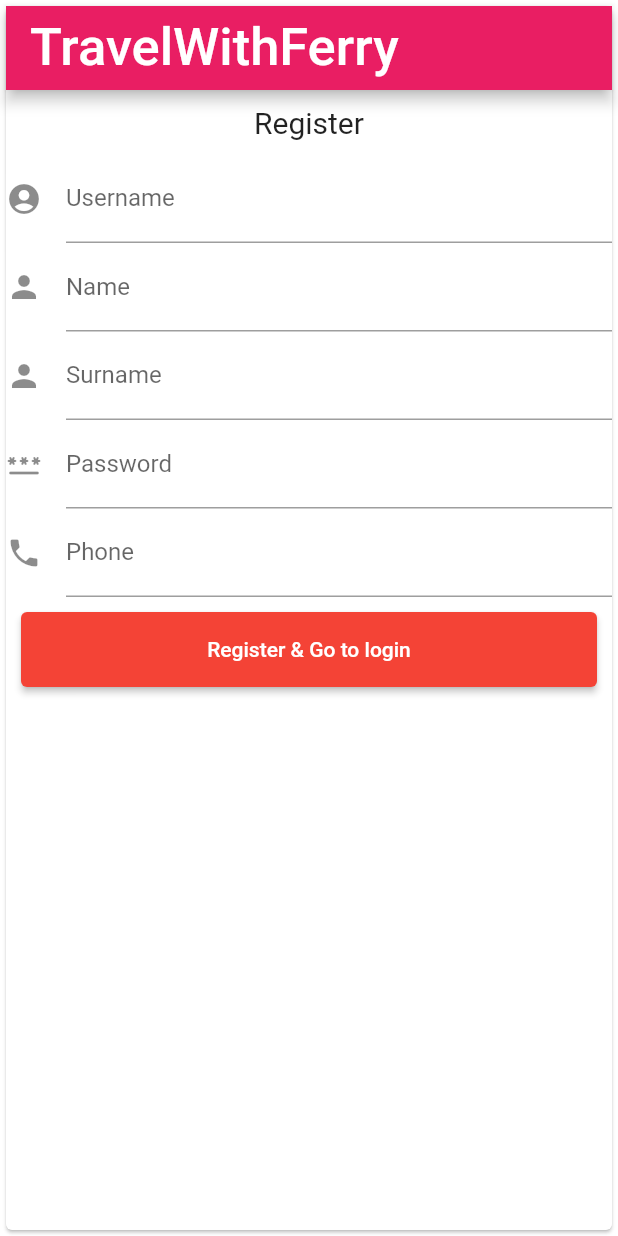
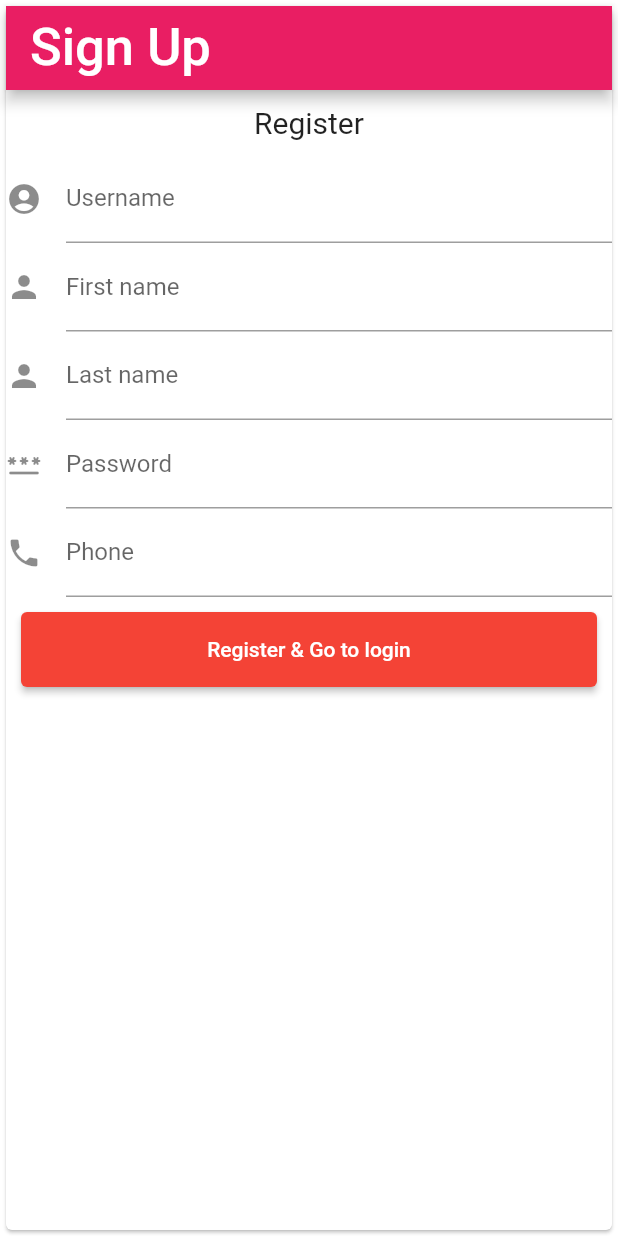
Before and after one commit to AhmadAyman089/ferry_ticket_application, a Flutter app: the screen it shows after launch, after a tap on "Sign up", on a phone screen of 412 x 824 dp. Run offline on Flutter 3.47's test engine with Material 2 defaults, Android fonts, the light colour scheme and no system bars; our stand-ins replace sqflite; missing offline and left inert: dart:ffi; accounts and stored records are empty.

```diff
--- a/lib/models/user.dart
+++ b/lib/models/user.dart
@@ -50,7 +50,7 @@
   // Override the toString method to provide a string representation of a User object.
   @override
   String toString() {
-    return 'User(userId: $userId, firstName: $firstName, lastName: $lastName, '
-        'username: $username, password: $password, mobileNumber: $mobileNumber)';
+    return 'User(user_id: $userId, f_name: $firstName, l_name: $lastName, '
+        'username: $username, password: $password, mobilehp: $mobileNumber)';
   }
 }
--- a/lib/pages/home_page.dart
+++ b/lib/pages/home_page.dart
@@ -20,7 +20,7 @@
   @override
   Widget build(BuildContext context) {
     return Container(
-        color: Colors.white, child: Image.asset('assets/ferrylogo.jpg'));
+        color: Colors.white, child: Image.asset('assets/ferrylogo.png'));
   }
 }
 
--- a/lib/pages/login.dart
+++ b/lib/pages/login.dart
@@ -29,7 +29,7 @@
           Container(
               color: Colors.white,
               height: 200.0,
-              child: Image.asset('assets/ferrylogo.jpg')),
+              child: Image.asset('assets/ferrylogo.png')),
           Container(
               alignment: Alignment.center,
               child: const Text(
@@ -92,11 +92,11 @@
     if (isLoginValid == true) {
       String userID =
           await db.getUserID(nameController.text, passwordController.text);
-      //await Navigator.pushReplacement(
-        //context,
-       // MaterialPageRoute(builder: (context) => Bookings(userID: userID)),
+      await Navigator.pushReplacement(
+        context,
+       MaterialPageRoute(builder: (context) => Bookings(userID: userID)),
 
-      //);
+      );
 
       //TODO: Replace ViewBookingForm with the screen where you can manage bookings.
       return true;
--- a/lib/pages/sign_in.dart
+++ b/lib/pages/sign_in.dart
@@ -5,6 +5,7 @@
 import 'package:ferry_ticket_application/services/database_service.dart';
 
 
+import 'home_page.dart';
 import 'login.dart';
 
 class SigninForm extends StatefulWidget {
@@ -15,8 +16,10 @@
 }
 
 class _MySigninForm extends State<SigninForm> {
-  TextEditingController nameController = TextEditingController();
-  TextEditingController surNameController = TextEditingController();
+
+
+  TextEditingController fNameController = TextEditingController();
+  TextEditingController lNameController = TextEditingController();
   TextEditingController usernameController = TextEditingController();
 
   TextEditingController passwordController = TextEditingController();
@@ -28,7 +31,7 @@
         child: ListView(
       children: <Widget>[
         AppBar(
-          title: Text('TravelWithFerry',
+          title: Text('Sign Up',
               style: TextStyle(color: Colors.white, fontSize: 35)),
           backgroundColor: Colors.pink,
         ),
@@ -48,19 +51,19 @@
           ),
         ),
         TextFormField(
-          controller: nameController,
+          controller: fNameController,
           decoration: const InputDecoration(
             icon: const Icon(Icons.person),
-            hintText: 'Enter your name',
-            labelText: 'Name',
+            hintText: 'Enter your first name',
+            labelText: 'First name',
           ),
         ),
         TextFormField(
-          controller: surNameController,
+          controller: lNameController,
           decoration: const InputDecoration(
             icon: const Icon(Icons.person),
-            hintText: 'Enter your Surname',
-            labelText: 'Surname',
+            hintText: 'Enter your Last Name',
+            labelText: 'Last name',
           ),
         ),
         Container(
@@ -90,15 +93,15 @@
               onPressed: () {
                 var newUser = User(
                     userId: Random.secure().nextInt(100),
-                    firstName: nameController.text,
-                    lastName: surNameController.text,
+                    firstName: fNameController.text,
+                    lastName: lNameController.text,
                     username: usernameController.text,
                     password: passwordController.text,
                     mobileNumber: mobileController.text);
                 final db = DatabaseService();
                 db.insertUser(newUser);
                 Navigator.pushReplacement(context,
-                    MaterialPageRoute(builder: (context) => const LoginForm()));
+                    MaterialPageRoute(builder: (context) => MyHomePage()));
               },
             )),
       ],
--- a/pubspec.yaml
+++ b/pubspec.yaml
@@ -58,8 +58,8 @@
   uses-material-design: true
 
   # To add assets to your application, add an assets section, like this:
-assets:
-  - assets/ferrylogo.jpg
+  assets:
+    - assets/ferrylogo.png
   #   - images/a_dot_burr.jpeg
   #   - images/a_dot_ham.jpeg
 
```
Also changed, not shown: lib/pages/booking.dart (+11 -20 lines), assets/ferrylogo.jpg (deleted), assets/ferrylogo.png (added).
